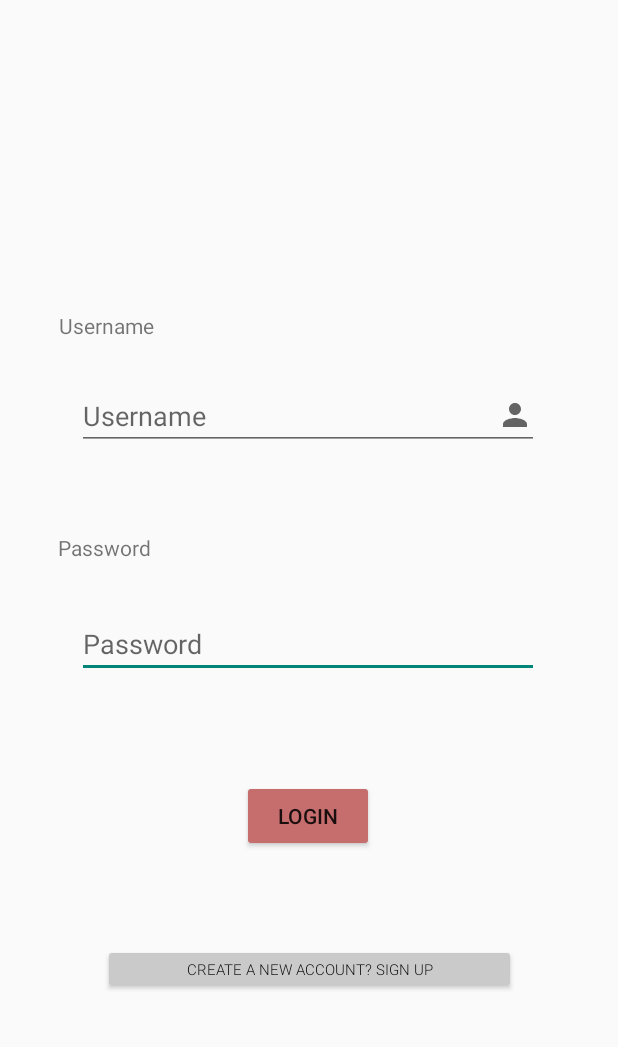
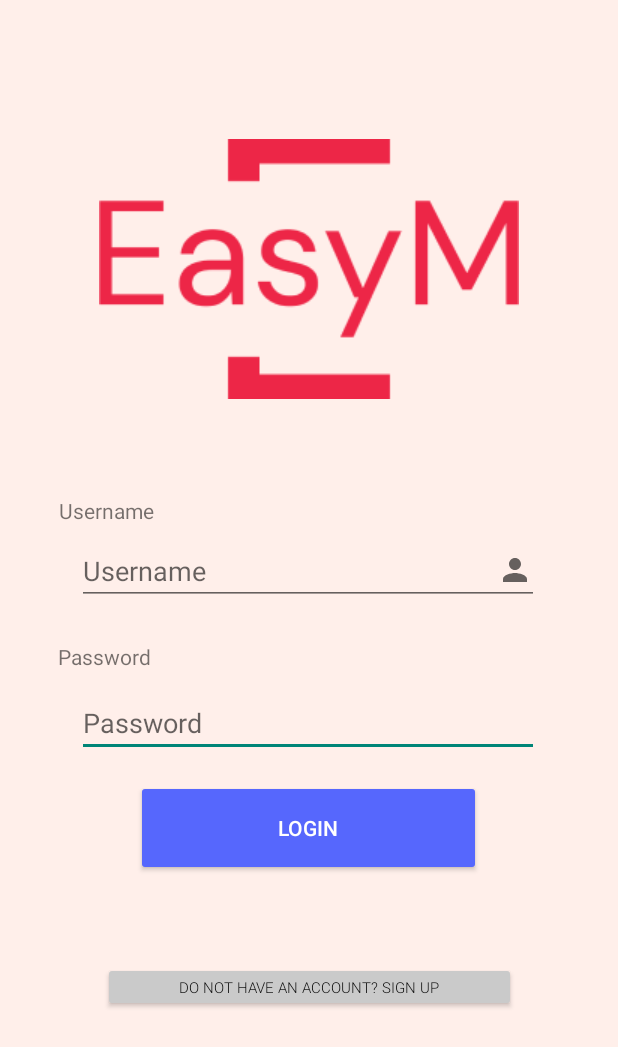
Before and after one commit to IzakVillanueva/EasyMapua, an Android app: the screen it shows after launch (Login), on a phone screen of 412 x 824 dp. Shown: the top 1047 px of the screen. Run offline under Robolectric (Android 15) with nearby library versions, the phone set to English and light mode, and no system bars; libraries missing offline, so code that uses them is left out: com.vishnusivadas.advanced_httpurlconnection.

Commit message:
Update UI for login

```diff
--- a/app/src/main/res/layout/activity_login.xml
+++ b/app/src/main/res/layout/activity_login.xml
@@ -4,13 +4,14 @@
     xmlns:tools="http://schemas.android.com/tools"
     android:layout_width="match_parent"
     android:layout_height="match_parent"
+    android:background="#FFEFEA"
     tools:context=".Login">
 
     <EditText
         android:id="@+id/editTextPassword"
         android:layout_width="308dp"
         android:layout_height="wrap_content"
-        android:layout_marginTop="32dp"
+        android:layout_marginTop="12dp"
         android:ems="10"
         android:hint="@string/password"
         android:inputType="textPassword"
@@ -31,15 +32,15 @@
         app:layout_constraintLeft_toLeftOf="parent"
         app:layout_constraintRight_toRightOf="parent"
         app:layout_constraintTop_toTopOf="parent"
-        app:layout_constraintVertical_bias="0.258" />
+        app:layout_constraintVertical_bias="0.411" />
 
     <EditText
         android:id="@+id/loginEdit"
         android:layout_width="308dp"
         android:layout_height="wrap_content"
-        android:layout_marginTop="28dp"
+        android:layout_marginTop="8dp"
+        android:drawableRight="@drawable/ic_user"
         android:hint="@string/username"
-        android:drawableRight="@drawable/ic_user"
         app:layout_constraintEnd_toEndOf="parent"
         app:layout_constraintHorizontal_bias="0.495"
         app:layout_constraintStart_toStartOf="parent"
@@ -56,17 +57,18 @@
         app:layout_constraintLeft_toLeftOf="parent"
         app:layout_constraintRight_toRightOf="parent"
         app:layout_constraintTop_toTopOf="parent"
-        app:layout_constraintVertical_bias="0.442" />
+        app:layout_constraintVertical_bias="0.532" />
 
     <Button
         android:id="@+id/signIn"
-        android:layout_width="wrap_content"
-        android:layout_height="wrap_content"
+        android:layout_width="230dp"
+        android:layout_height="64dp"
         android:layout_marginTop="520dp"
         android:enabled="true"
         android:gravity="center"
         android:text="@string/login"
-        app:backgroundTint="#C66D6D"
+        android:textColor="#fff"
+        app:backgroundTint="#5667fd"
         app:layout_constraintHorizontal_bias="0.498"
         app:layout_constraintLeft_toLeftOf="parent"
         app:layout_constraintRight_toRightOf="parent"
@@ -77,7 +79,7 @@
         android:layout_width="275dp"
         android:layout_height="33dp"
         android:fontFamily="sans-serif-light"
-        android:text="@string/create_a_new_account_sign_up"
+        android:text="@string/don_t_have_an_account_sign_up"
         android:textColor="#000000"
         android:textSize="10sp"
         app:backgroundTint="#CACACA"
@@ -96,5 +98,15 @@
         app:layout_constraintEnd_toEndOf="parent"
         app:layout_constraintStart_toStartOf="parent" />
 
+    <ImageView
+        android:id="@+id/imageView"
+        android:layout_width="wrap_content"
+        android:layout_height="wrap_content"
+        app:layout_constraintBottom_toTopOf="@+id/loginEdit"
+        app:layout_constraintEnd_toEndOf="parent"
+        app:layout_constraintStart_toStartOf="parent"
+        app:layout_constraintTop_toTopOf="parent"
+        app:srcCompat="@drawable/logored" />
+
 
 </androidx.constraintlayout.widget.ConstraintLayout>
--- a/app/src/main/res/layout/activity_register.xml
+++ b/app/src/main/res/layout/activity_register.xml
@@ -4,6 +4,7 @@
     xmlns:tools="http://schemas.android.com/tools"
     android:layout_width="match_parent"
     android:layout_height="match_parent"
+    android:background="#FFEFEA"
     tools:context=".Register">
 
     <TextView
--- a/app/src/main/res/values/strings.xml
+++ b/app/src/main/res/values/strings.xml
@@ -42,4 +42,5 @@
     <string name="add_schedule">Add Schedule</string>
     <string name="view_menu">View Menu</string>
     <string name="view_ratings">View Ratings</string>
+    <string name="don_t_have_an_account_sign_up">Do not have an account? Sign up</string>
 </resources>
```
